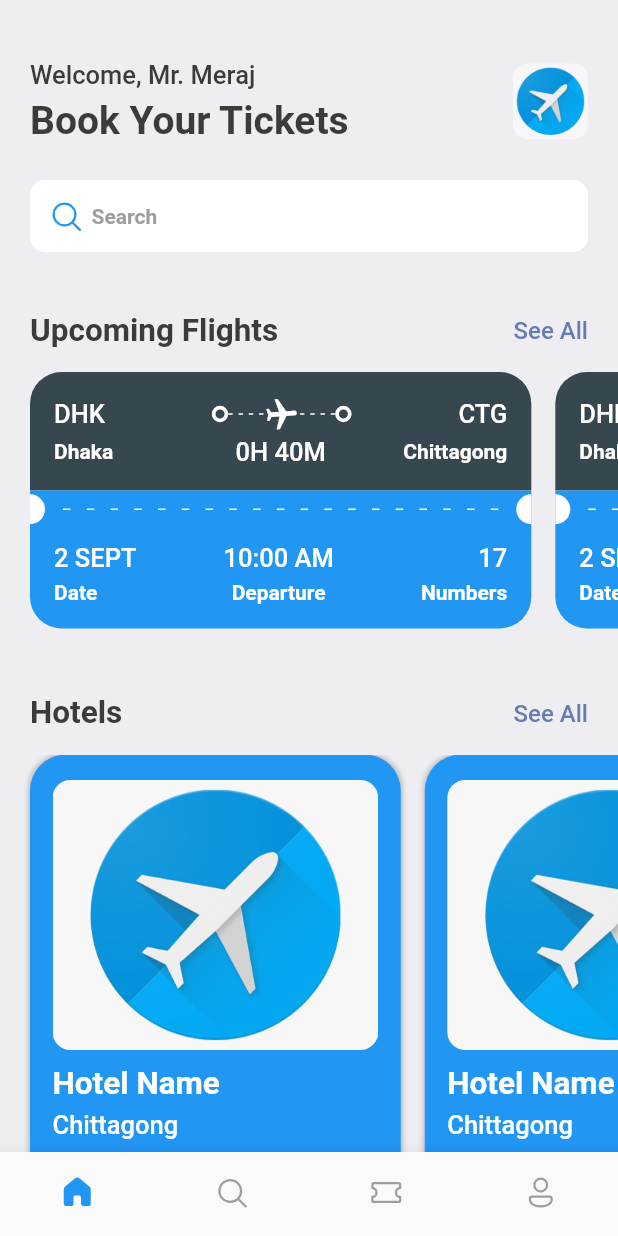
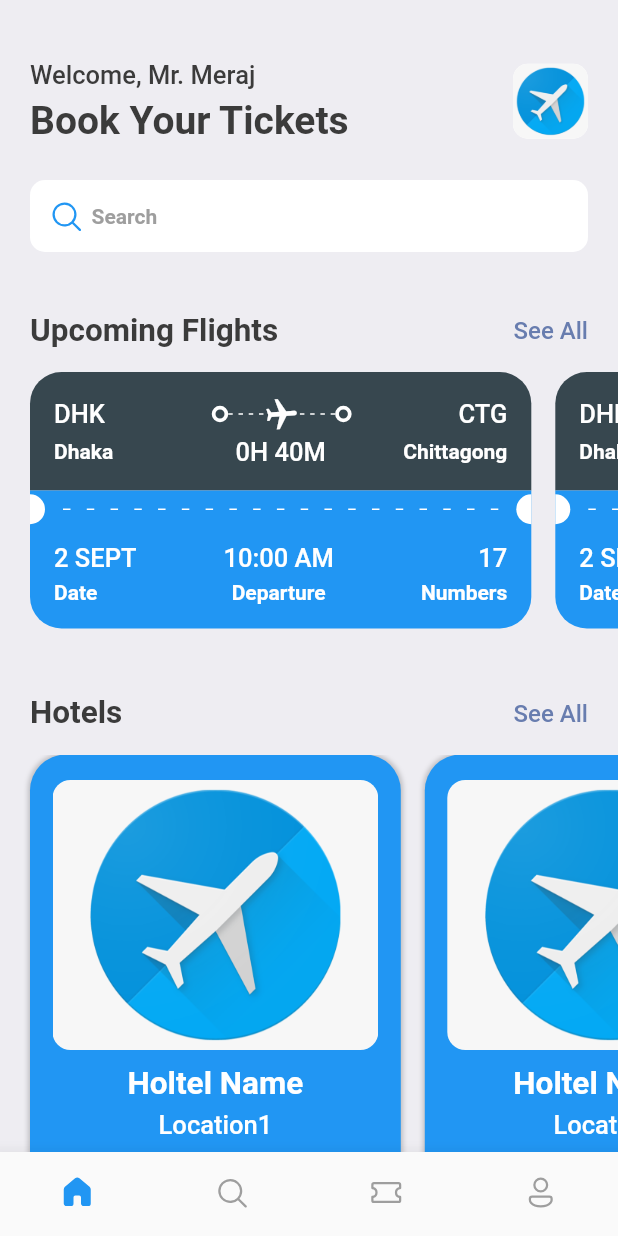
Before and after one commit to merajhossain028/ticket_booking_app, a Flutter app: the screen it shows after launch, on a phone screen of 412 x 824 dp. Run offline on Flutter 3.47's test engine with Material 2 defaults, Android fonts, the phone set to English and light mode, and no system bars; drawn by our look-alikes of animated_text_kit; our stand-ins replace fluentui_icons, gap.

```diff
--- a/lib/screens/home_screen.dart
+++ b/lib/screens/home_screen.dart
@@ -4,6 +4,7 @@ import 'package:flutter/material.dart';
 import 'package:gap/gap.dart';
 import 'package:ticket_booking_app/screens/hotel_screen.dart';
 import 'package:ticket_booking_app/screens/ticket_view.dart';
+import 'package:ticket_booking_app/utils/app_info.dart';
 import 'package:ticket_booking_app/utils/app_styles.dart';
 
 class HomeScreen extends StatelessWidget {
@@ -139,11 +140,8 @@ class HomeScreen extends StatelessWidget {
             scrollDirection: Axis.horizontal,
             padding: const EdgeInsets.only(left: 20),
             child: Row(
-              children: const [
-                HotelScreen(),
-                HotelScreen(),
-                HotelScreen(),
-              ],
+              children:
+                  hotelList.map((singleHotel) => HotelScreen(hotel: singleHotel)).toList(),
             ),
           ),
         ],
--- a/lib/screens/hotel_screen.dart
+++ b/lib/screens/hotel_screen.dart
@@ -1,10 +1,16 @@
+// ignore_for_file: public_member_api_docs, sort_constructors_first
 import 'package:flutter/material.dart';
 import 'package:gap/gap.dart';
+
 import 'package:ticket_booking_app/utils/app_layout.dart';
 import 'package:ticket_booking_app/utils/app_styles.dart';
 
 class HotelScreen extends StatelessWidget {
-  const HotelScreen({super.key});
+  final Map<String, dynamic> hotel;
+  const HotelScreen({
+    Key? key,
+    required this.hotel,
+  }) : super(key: key);
 
   @override
   Widget build(BuildContext context) {
@@ -26,26 +32,26 @@ class HotelScreen extends StatelessWidget {
         ],
       ),
       child: Column(
-        crossAxisAlignment: CrossAxisAlignment.start,
+        crossAxisAlignment: CrossAxisAlignment.center,
         children: [
           Container(
             height: 180,
             decoration: BoxDecoration(
               borderRadius: BorderRadius.circular(12),
-              image: const DecorationImage(
-                image: AssetImage("assets/images/logo.png"),
+              image: DecorationImage(
+                image: AssetImage("${hotel['image']}"),
                 fit: BoxFit.cover,
               ),
             ),
           ),
           const Gap(10),
-          Text("Hotel Name",
+          Text(hotel['place'],
               style: Styles.headlineStyle2.copyWith(color: Colors.white)),
           const Gap(5),
-          Text("Chittagong",
+          Text(hotel['destination'],
               style: Styles.headlineStyle3.copyWith(color: Colors.white)),
           const Gap(8),
-          Text("500 BDT/night",
+          Text('\$${hotel['price']} BDT/night',
               style: Styles.headlineStyle1.copyWith(color: Colors.white)),
         ],
       ),
--- /dev/null
+++ b/lib/utils/app_info.dart
@@ -0,0 +1,20 @@
+List<Map<String, dynamic>> hotelList = [
+  {
+    'image': 'assets/images/logo.png',
+    'place': 'Holtel Name',
+    'destination': 'Location1',
+    'price': 500,
+  },
+  {
+    'image': 'assets/images/logo.png',
+    'place': 'Holtel Name1',
+    'destination': 'Location0',
+    'price': 5000,
+  },
+  {
+    'image': 'assets/images/logo.png',
+    'place': 'Holtel Name2',
+    'destination': 'Location2',
+    'price': 500000,
+  },
+];
```
Also changed, not shown: pubspec.lock, 2 other files.
